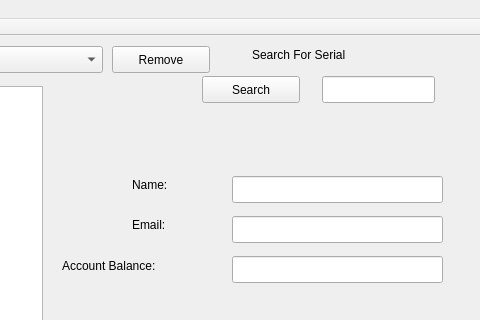
First picture: the form in KedighCash/mainwindow.ui, repository allenh1/KedighCash, before the edit; both pictures show x 238 to 718 and y 0 to 320 of the 718 by 540 pixel window.
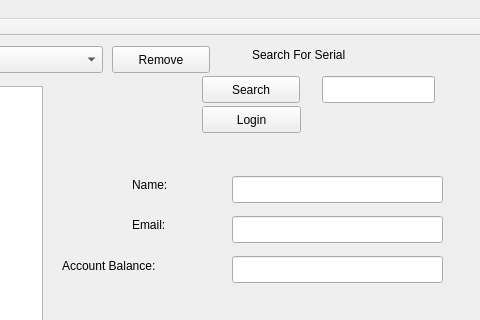
Second picture: the form after the edit. Icons and pictures are not drawn.

The edit to the form file:
```diff
--- a/KedighCash/mainwindow.ui
+++ b/KedighCash/mainwindow.ui
@@ -259,6 +259,19 @@
      <string>Add Cash</string>
     </property>
    </widget>
+   <widget class="QPushButton" name="loginButton">
+    <property name="geometry">
+     <rect>
+      <x>440</x>
+      <y>70</y>
+      <width>99</width>
+      <height>27</height>
+     </rect>
+    </property>
+    <property name="text">
+     <string>Login</string>
+    </property>
+   </widget>
   </widget>
   <widget class="QMenuBar" name="menuBar">
    <property name="geometry">
```
